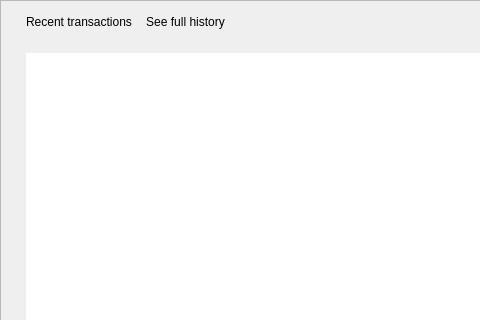
worktips/worktips-lite-wallet, file src/Gui/Overview/OverviewFrame.ui: the form before one commit; both pictures show x 0 to 480 and y 0 to 320 of the 857 by 557 pixel window.
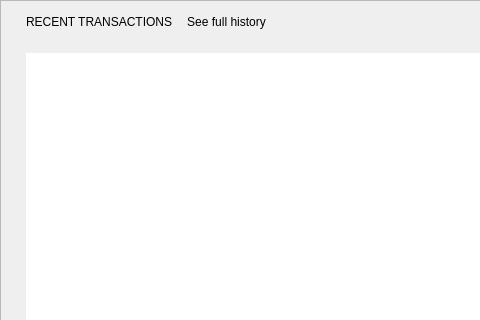
The form after the commit. Custom widgets are drawn as their Qt base class.

Diff of the .ui file:
```diff
--- a/src/Gui/Overview/OverviewFrame.ui
+++ b/src/Gui/Overview/OverviewFrame.ui
@@ -72,7 +72,7 @@
      <item>
       <widget class="WalletGui::WalletHeaderLabel" name="m_overviewTransactionsTextLabel">
        <property name="text">
-        <string>Recent transactions</string>
+        <string>RECENT TRANSACTIONS</string>
        </property>
        <property name="indent">
         <number>0</number>
```
